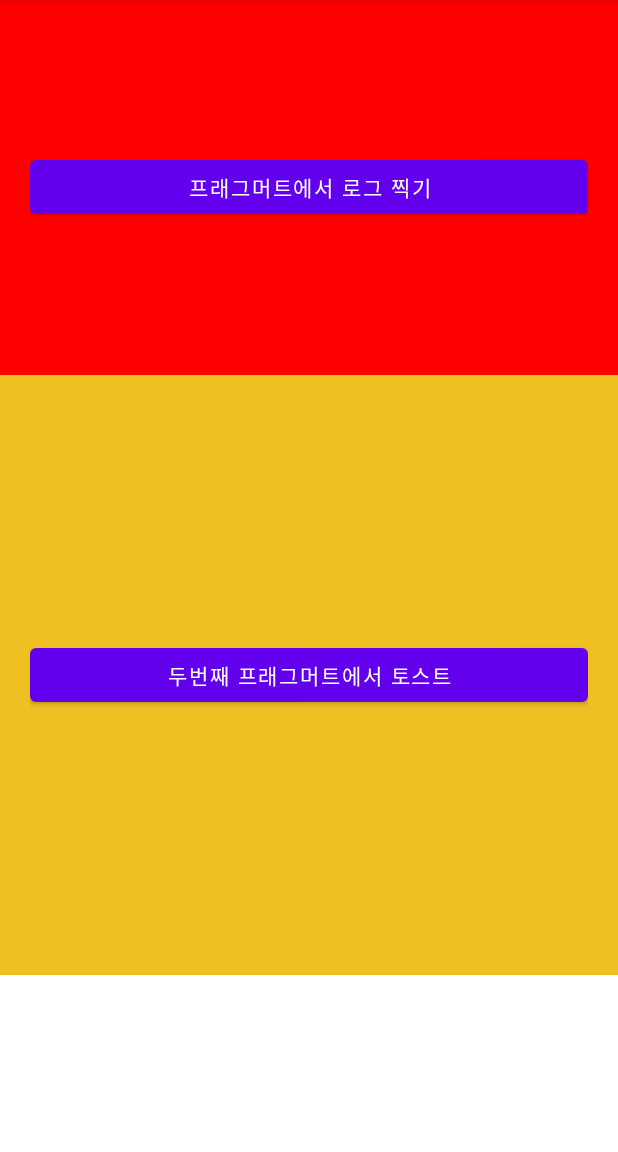
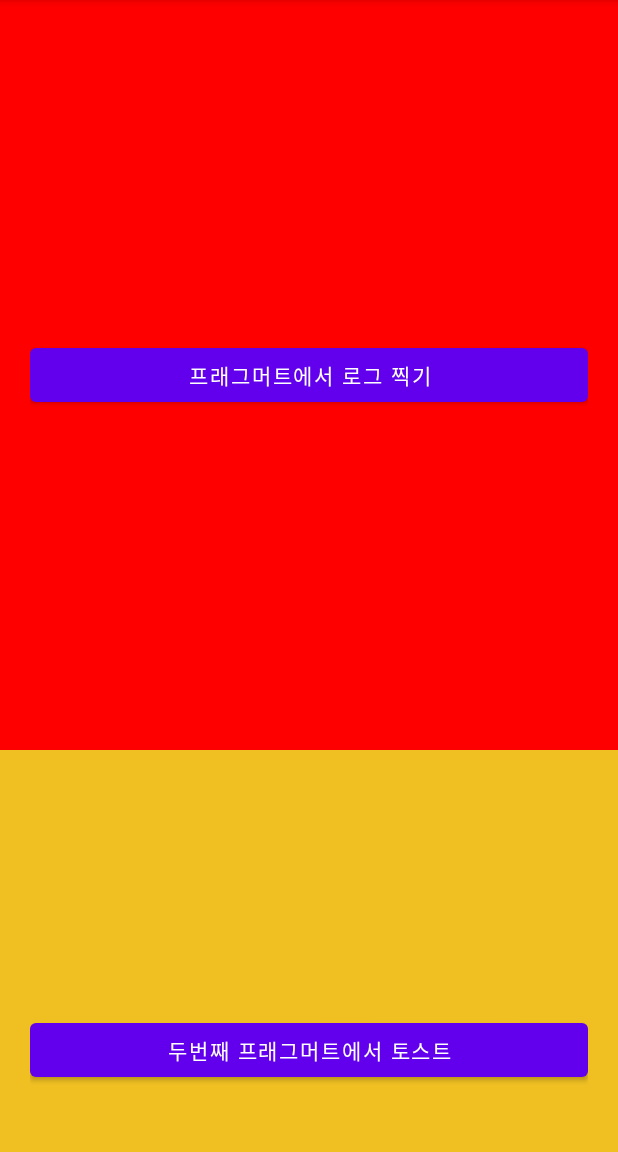
Before and after one commit to ROKAF1270009405/Fragment_20210926, an Android app: the screen it shows after launch (MainActivity), on a phone screen of 412 x 824 dp, the part 84-1236 px from its top. Run offline under Robolectric (Android 15) with nearby library versions, the phone set to English and light mode, and no system bars.

Commit message:
스크롤뷰 활용 예시

```diff
--- a/app/src/main/res/layout/activity_main.xml
+++ b/app/src/main/res/layout/activity_main.xml
@@ -7,10 +7,19 @@
     android:orientation="vertical"
     tools:context=".MainActivity">
 
+    <ScrollView
+        android:layout_width="match_parent"
+        android:layout_height="match_parent">
+
+        <LinearLayout
+            android:layout_width="match_parent"
+            android:layout_height="wrap_content"
+            android:orientation="vertical">
+
             <fragment
                 android:id="@+id/firstFrag"
                 android:layout_width="match_parent"
-        android:layout_height="250dp"
+                android:layout_height="500dp"
                 class="com.jayshe.fragment_20210926.fragments.FirstFragment"/>
 
             <fragment
@@ -20,3 +29,9 @@
                 class="com.jayshe.fragment_20210926.fragments.SecondFragment"/>
 
         </LinearLayout>
+
+    </ScrollView>
+
+
+
+</LinearLayout>
```
Lines whose indentation alone changed are shown as unchanged.
